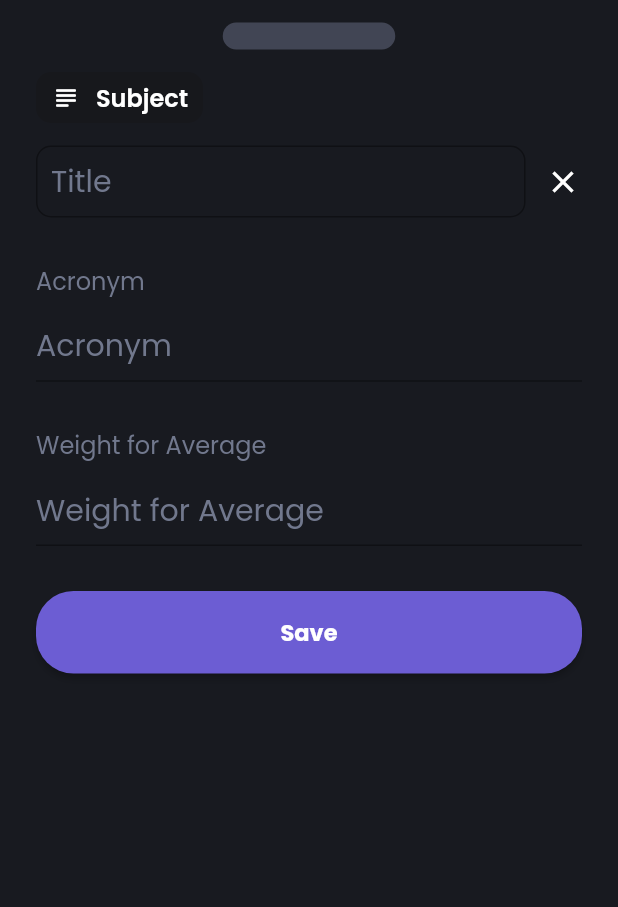
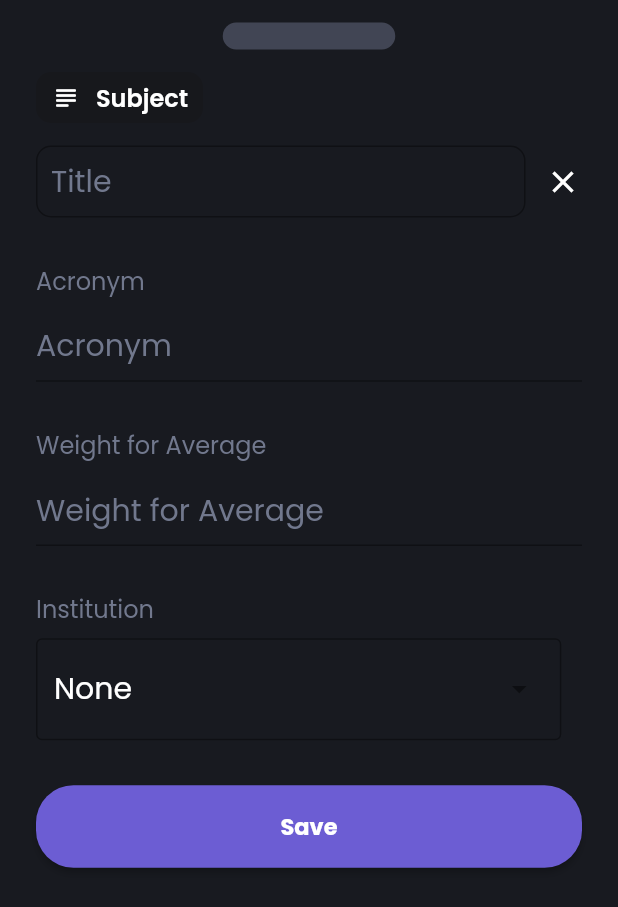
Before and after one commit to DreFlo/lgp-2223-sc1, a Flutter app: the SubjectForm widget shown alone on an empty page, opened directly with empty values, on a phone screen of 412 x 824 dp. Shown: the top 907 px of the screen. Run offline on Flutter 3.47's test engine with Material 2 defaults, Android fonts, the phone set to English and light mode, and no system bars; our stand-ins replace floor, flutter_svg, get_it, like_button, lottie, rive and 1 more; missing offline and left inert: books_finder, emojis, tmdb_api; accounts and stored records are empty; generated files the repository leaves out were written again; network calls fail.

Commit message:
Added ability to select institution when creating subject

```diff
--- a/src/lib/pages/tasks/subject_form.dart
+++ b/src/lib/pages/tasks/subject_form.dart
@@ -2,14 +2,18 @@
 
 import 'package:flutter/material.dart';
 import 'package:flutter_gen/gen_l10n/app_localizations.dart';
+import 'package:src/daos/student/institution_dao.dart';
 import 'package:src/daos/student/subject_dao.dart';
+import 'package:src/models/student/institution.dart';
 import 'package:src/models/student/subject.dart';
 import 'package:src/themes/colors.dart';
+import 'package:src/utils/enums.dart';
 import 'package:src/utils/service_locator.dart';
 import 'package:flutter/services.dart';
 
 class SubjectForm extends StatefulWidget {
   final String? name, acronym, weightAverage;
+  final int? institutionId;
   final ScrollController scrollController;
 
   const SubjectForm(
@@ -17,7 +21,8 @@ class SubjectForm extends StatefulWidget {
       required this.scrollController,
       this.name,
       this.acronym,
-      this.weightAverage})
+      this.weightAverage,
+      this.institutionId})
       : super(key: key);
 
   @override
@@ -28,20 +33,39 @@ class _SubjectFormState extends State<SubjectForm> {
   TextEditingController controller = TextEditingController();
   TextEditingController controller2 = TextEditingController();
   TextEditingController controller3 = TextEditingController();
+  TextEditingController controller4 = TextEditingController();
 
   late String? name, acronym, weightAverage;
+  late int? institutionId;
 
   @override
   initState() {
     name = widget.name;
     acronym = widget.acronym;
+    weightAverage = widget.weightAverage;
+    institutionId = widget.institutionId;
 
     if (widget.name != null && widget.acronym != null) {
       controller.text = widget.name!;
       controller2.text = widget.acronym!;
     }
+    if (weightAverage != null) {
+      controller3.text = widget.weightAverage!;
+    }
+    if (widget.institutionId != null) {
+      initInstitution();
+    } else {
+      institutionId = -1;
+    }
 
     super.initState();
+  }
+
+  initInstitution() async {
+    Institution? institution = await serviceLocator<InstitutionDao>()
+        .findInstitutionById(widget.institutionId!)
+        .first;
+    controller4.text = institution!.name;
   }
 
   @override
@@ -206,6 +230,58 @@ class _SubjectFormState extends State<SubjectForm> {
                       )))
             ]),
             const SizedBox(height: 30),
+            Row(children: [
+              Text(
+                'Institution',
+                style: const TextStyle(
+                    fontFamily: 'Poppins',
+                    color: Color(0xFF71788D),
+                    fontSize: 16,
+                    fontWeight: FontWeight.w400),
+              )
+            ]),
+            const SizedBox(height: 7.5),
+            Row(crossAxisAlignment: CrossAxisAlignment.center, children: [
+              Flexible(
+                  flex: 10,
+                  child: FutureBuilder(
+                      future: serviceLocator<InstitutionDao>()
+                          .findAllInstitutions(),
+                      builder: (BuildContext context,
+                          AsyncSnapshot<List<Institution>> snapshot) {
+                        if (snapshot.hasData) {
+                          snapshot.data!.insert(
+                              0,
+                              Institution(
+                                  id: -1,
+                                  name: 'None',
+                                  type: InstitutionType.other,
+                                  userId: 1));
+                          return DropdownMenu<Institution>(
+                            controller: controller4,
+                            dropdownMenuEntries: snapshot.data!.map((e) {
+                              return DropdownMenuEntry<Institution>(
+                                  value: e, label: e.name);
+                            }).toList(),
+                            onSelected: (Institution? institution) {
+                              setState(() {
+                                institutionId = institution!.id;
+                              });
+                            },
+                            initialSelection: snapshot.data![0],
+                            textStyle: const TextStyle(
+                                fontSize: 20,
+                                color: Colors.white,
+                                fontWeight: FontWeight.w400),
+                            hintText: 'Select an institution',
+                            width: MediaQuery.of(context).size.width * 0.85,
+                          );
+                        } else {
+                          return const SizedBox();
+                        }
+                      }))
+            ]),
+            const SizedBox(height: 30),
             ElevatedButton(
                 onPressed: () async {
                   //TODO: Save stuff + send to database.
@@ -222,12 +298,26 @@ class _SubjectFormState extends State<SubjectForm> {
                     print('Weight average is null or empty');
                     valid = false;
                   }
+                  if (institutionId == null) {
+                    print('Institution id is null');
+                    valid = false;
+                  }
 
-                  if(valid){
-                    Subject subject = Subject(
-                      name: name!,
-                      acronym: acronym!,
-                      weightAverage: double.parse(weightAverage!));
+                  if (valid) {
+                    Subject subject;
+
+                    if (institutionId != -1) {
+                      subject = Subject(
+                          name: name!,
+                          acronym: acronym!,
+                          weightAverage: double.parse(weightAverage!),
+                          institutionId: institutionId!);
+                    } else {
+                      subject = Subject(
+                          name: name!,
+                          acronym: acronym!,
+                          weightAverage: double.parse(weightAverage!));
+                    }
 
                     await serviceLocator<SubjectDao>().insertSubject(subject);
 
```
